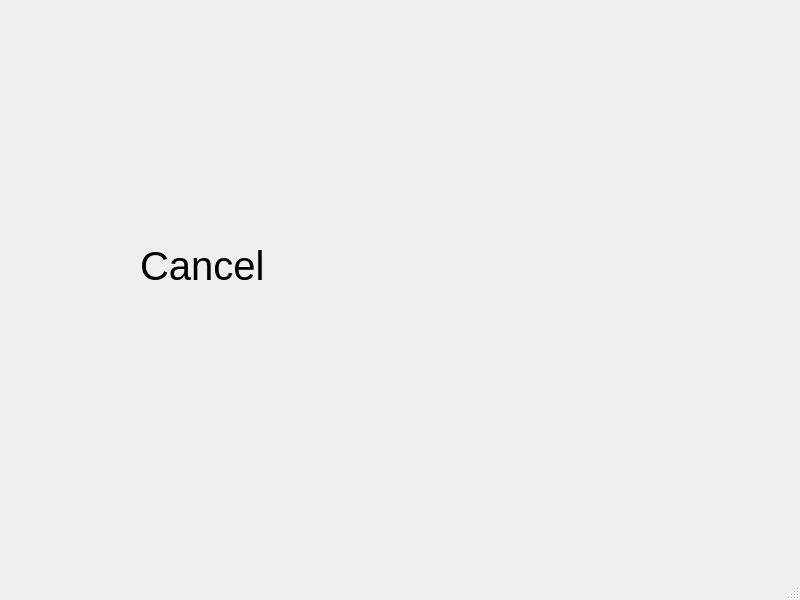
Xen00n/GMS, file cancel_page.ui: the form before one commit.
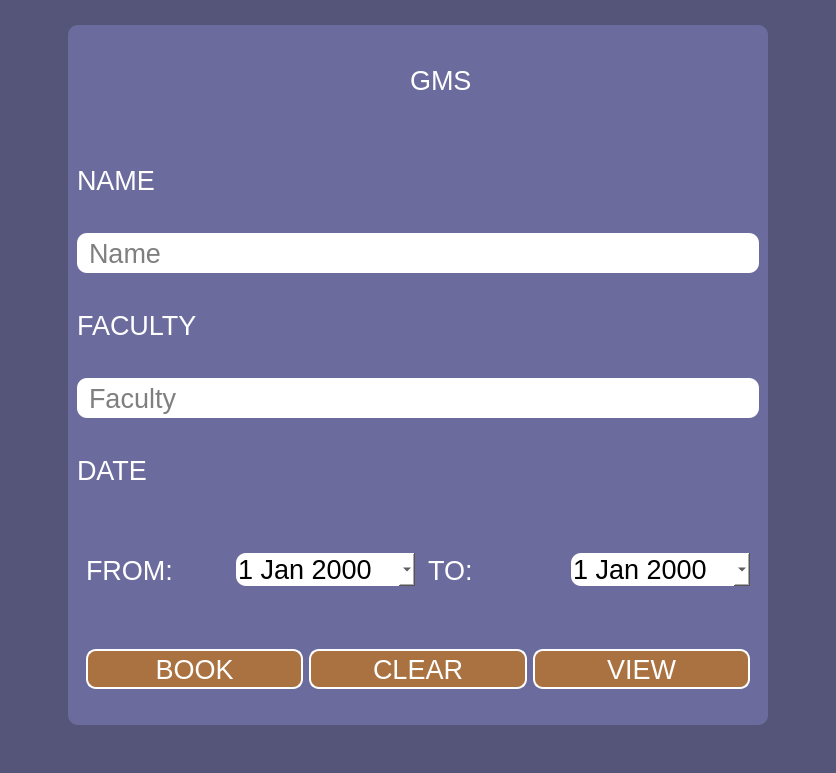
The form after the commit. Icons and pictures are not drawn.

```diff
--- a/cancel_page.ui
+++ b/cancel_page.ui
@@ -6,30 +6,357 @@
    <rect>
     <x>0</x>
     <y>0</y>
-    <width>800</width>
-    <height>600</height>
+    <width>836</width>
+    <height>773</height>
    </rect>
   </property>
   <property name="windowTitle">
    <string>MainWindow</string>
   </property>
+  <property name="styleSheet">
+   <string notr="true">background-color: rgb(84,85,121);</string>
+  </property>
   <widget class="QWidget" name="centralwidget">
-   <widget class="QLabel" name="label">
-    <property name="geometry">
-     <rect>
-      <x>140</x>
-      <y>215</y>
-      <width>581</width>
-      <height>101</height>
-     </rect>
-    </property>
-    <property name="styleSheet">
-     <string notr="true">font:40px;</string>
-    </property>
-    <property name="text">
-     <string>Cancel</string>
-    </property>
-   </widget>
+   <layout class="QVBoxLayout" name="verticalLayout">
+    <item alignment="Qt::AlignHCenter|Qt::AlignVCenter">
+     <widget class="QFrame" name="frame">
+      <property name="sizePolicy">
+       <sizepolicy hsizetype="Fixed" vsizetype="Fixed">
+        <horstretch>0</horstretch>
+        <verstretch>0</verstretch>
+       </sizepolicy>
+      </property>
+      <property name="minimumSize">
+       <size>
+        <width>700</width>
+        <height>700</height>
+       </size>
+      </property>
+      <property name="maximumSize">
+       <size>
+        <width>1200</width>
+        <height>1200</height>
+       </size>
+      </property>
+      <property name="styleSheet">
+       <string notr="true">font-size:20pt;
+color: rgb(255, 255, 255);
+border: solid;
+border-width: 0px;
+border-radius: 10px;
+background-color:rgb(107, 108, 157);</string>
+      </property>
+      <property name="frameShape">
+       <enum>QFrame::StyledPanel</enum>
+      </property>
+      <property name="frameShadow">
+       <enum>QFrame::Raised</enum>
+      </property>
+      <layout class="QVBoxLayout" name="verticalLayout_2">
+       <item alignment="Qt::AlignHCenter">
+        <widget class="QFrame" name="frame_4">
+         <property name="styleSheet">
+          <string notr="true">border: solid;
+border-width: 0px;
+border-radius: 10px;
+background-color:rgb(107, 108, 157);</string>
+         </property>
+         <property name="frameShape">
+          <enum>QFrame::StyledPanel</enum>
+         </property>
+         <property name="frameShadow">
+          <enum>QFrame::Raised</enum>
+         </property>
+         <layout class="QHBoxLayout" name="horizontalLayout_3">
+          <item alignment="Qt::AlignHCenter|Qt::AlignVCenter">
+           <widget class="QLabel" name="label">
+            <property name="sizePolicy">
+             <sizepolicy hsizetype="Preferred" vsizetype="Preferred">
+              <horstretch>0</horstretch>
+              <verstretch>0</verstretch>
+             </sizepolicy>
+            </property>
+            <property name="minimumSize">
+             <size>
+              <width>40</width>
+              <height>40</height>
+             </size>
+            </property>
+            <property name="maximumSize">
+             <size>
+              <width>80</width>
+              <height>80</height>
+             </size>
+            </property>
+            <property name="text">
+             <string/>
+            </property>
+            <property name="pixmap">
+             <pixmap resource="images.qrc">:/img/GMS_LOGO.png</pixmap>
+            </property>
+            <property name="scaledContents">
+             <bool>true</bool>
+            </property>
+           </widget>
+          </item>
+          <item>
+           <widget class="QLabel" name="label_2">
+            <property name="styleSheet">
+             <string notr="true">font: 700 36pt &quot;Segoe UI&quot;;</string>
+            </property>
+            <property name="text">
+             <string>GMS</string>
+            </property>
+           </widget>
+          </item>
+         </layout>
+        </widget>
+       </item>
+       <item>
+        <widget class="QLabel" name="_name">
+         <property name="styleSheet">
+          <string notr="true">text-color :rgb(255, 255, 255);</string>
+         </property>
+         <property name="text">
+          <string>NAME</string>
+         </property>
+        </widget>
+       </item>
+       <item>
+        <widget class="QLineEdit" name="lineEdit_name">
+         <property name="minimumSize">
+          <size>
+           <width>0</width>
+           <height>40</height>
+          </size>
+         </property>
+         <property name="styleSheet">
+          <string notr="true">border-radius: 10px;
+background-color:white;
+color: rgb(0, 0, 0);
+padding-left:10px;
+font: 16px &quot;Arial&quot;;</string>
+         </property>
+         <property name="placeholderText">
+          <string>Name</string>
+         </property>
+        </widget>
+       </item>
+       <item>
+        <widget class="QLabel" name="_faculty">
+         <property name="text">
+          <string>FACULTY</string>
+         </property>
+        </widget>
+       </item>
+       <item>
+        <widget class="QLineEdit" name="lineEdit_faculty">
+         <property name="minimumSize">
+          <size>
+           <width>0</width>
+           <height>40</height>
+          </size>
+         </property>
+         <property name="styleSheet">
+          <string notr="true">border-radius: 10px;
+background-color:white;
+color: rgb(0, 0, 0);
+padding-left:10px;
+font: 16px &quot;Arial&quot;;</string>
+         </property>
+         <property name="placeholderText">
+          <string>Faculty</string>
+         </property>
+        </widget>
+       </item>
+       <item>
+        <widget class="QLabel" name="label_3">
+         <property name="styleSheet">
+          <string notr="true"/>
+         </property>
+         <property name="text">
+          <string>DATE</string>
+         </property>
+        </widget>
+       </item>
+       <item>
+        <widget class="QFrame" name="frame_2">
+         <property name="styleSheet">
+          <string notr="true">border: solid;
+border-width: 0px;
+border-radius: 10px;
+background-color:rgb(107, 108, 157);</string>
+         </property>
+         <property name="frameShape">
+          <enum>QFrame::StyledPanel</enum>
+         </property>
+         <property name="frameShadow">
+          <enum>QFrame::Raised</enum>
+         </property>
+         <layout class="QHBoxLayout" name="horizontalLayout">
+          <item>
+           <widget class="QLabel" name="label_4">
+            <property name="text">
+             <string>FROM:</string>
+            </property>
+           </widget>
+          </item>
+          <item>
+           <widget class="QDateEdit" name="date_from">
+            <property name="styleSheet">
+             <string notr="true">background-color: rgb(255, 255, 255);
+color: rgb(0, 0, 0);</string>
+            </property>
+            <property name="calendarPopup">
+             <bool>true</bool>
+            </property>
+           </widget>
+          </item>
+          <item>
+           <widget class="QLabel" name="label_5">
+            <property name="text">
+             <string> TO:</string>
+            </property>
+           </widget>
+          </item>
+          <item>
+           <widget class="QDateEdit" name="date_to">
+            <property name="styleSheet">
+             <string notr="true">color: rgb(0, 0, 0);
+background-color: rgb(255, 255, 255);</string>
+            </property>
+            <property name="calendarPopup">
+             <bool>true</bool>
+            </property>
+           </widget>
+          </item>
+         </layout>
+        </widget>
+       </item>
+       <item>
+        <widget class="QFrame" name="frame_3">
+         <property name="styleSheet">
+          <string notr="true">border: solid;
+border-width: 0px;
+border-radius: 10px;
+background-color:rgb(107, 108, 157);</string>
+         </property>
+         <property name="frameShape">
+          <enum>QFrame::StyledPanel</enum>
+         </property>
+         <property name="frameShadow">
+          <enum>QFrame::Raised</enum>
+         </property>
+         <layout class="QHBoxLayout" name="horizontalLayout_2">
+          <item>
+           <widget class="QPushButton" name="pushButton">
+            <property name="minimumSize">
+             <size>
+              <width>0</width>
+              <height>40</height>
+             </size>
+            </property>
+            <property name="styleSheet">
+             <string notr="true">QPushButton
+{
+border-radius: 10px;
+border-color:rgb(255, 255, 255);
+border-style:solid;
+border-width:2px;
+font: 20px &quot;Arial&quot;;
+background-color: rgb(255, 255, 255);
+color: rgb(255, 255, 255);
+background-color: rgb(171, 114, 65);
+}
+
+QPushButton:hover{
+	background-color:rgba(134, 243, 210, 128);
+}
+QPushButton:pressed{
+	color:rgba(0, 0, 0, 66);
+	background-color:rgba(134, 243, 210, 64);
+}</string>
+            </property>
+            <property name="text">
+             <string>BOOK</string>
+            </property>
+           </widget>
+          </item>
+          <item>
+           <widget class="QPushButton" name="pushButton_2">
+            <property name="minimumSize">
+             <size>
+              <width>0</width>
+              <height>40</height>
+             </size>
+            </property>
+            <property name="styleSheet">
+             <string notr="true">QPushButton
+{
+border-radius: 10px;
+border-color:rgb(255, 255, 255);
+border-style:solid;
+border-width:2px;
+font: 20px &quot;Arial&quot;;
+background-color: rgb(255, 255, 255);
+color: rgb(255, 255, 255);
+background-color: rgb(171, 114, 65);
+}
+
+QPushButton:hover{
+	background-color:rgba(134, 243, 210, 128);
+}
+QPushButton:pressed{
+	color:rgba(0, 0, 0, 66);
+	background-color:rgba(134, 243, 210, 64);
+}</string>
+            </property>
+            <property name="text">
+             <string>CLEAR</string>
+            </property>
+           </widget>
+          </item>
+          <item>
+           <widget class="QPushButton" name="pushButton_3">
+            <property name="minimumSize">
+             <size>
+              <width>0</width>
+              <height>40</height>
+             </size>
+            </property>
+            <property name="styleSheet">
+             <string notr="true">QPushButton
+{
+border-radius: 10px;
+border-color:rgb(255, 255, 255);
+border-style:solid;
+border-width:2px;
+font: 20px &quot;Arial&quot;;
+background-color: rgb(255, 255, 255);
+color: rgb(255, 255, 255);
+background-color: rgb(171, 114, 65);
+}
+
+QPushButton:hover{
+	background-color:rgba(134, 243, 210, 128);
+}
+QPushButton:pressed{
+	color:rgba(0, 0, 0, 66);
+	background-color:rgba(134, 243, 210, 64);
+}</string>
+            </property>
+            <property name="text">
+             <string>VIEW</string>
+            </property>
+           </widget>
+          </item>
+         </layout>
+        </widget>
+       </item>
+      </layout>
+     </widget>
+    </item>
+   </layout>
   </widget>
   <widget class="QMenuBar" name="menubar">
    <property name="geometry">
```
Left out of the diff: 8 changed lines with no effect on the pictures.
